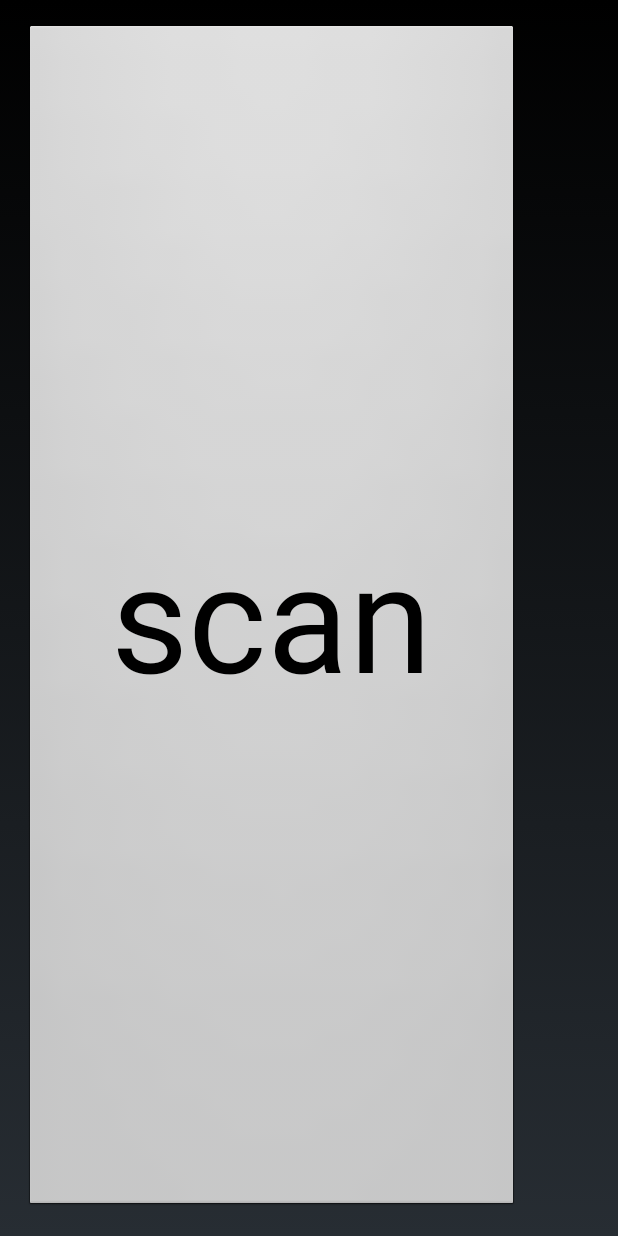
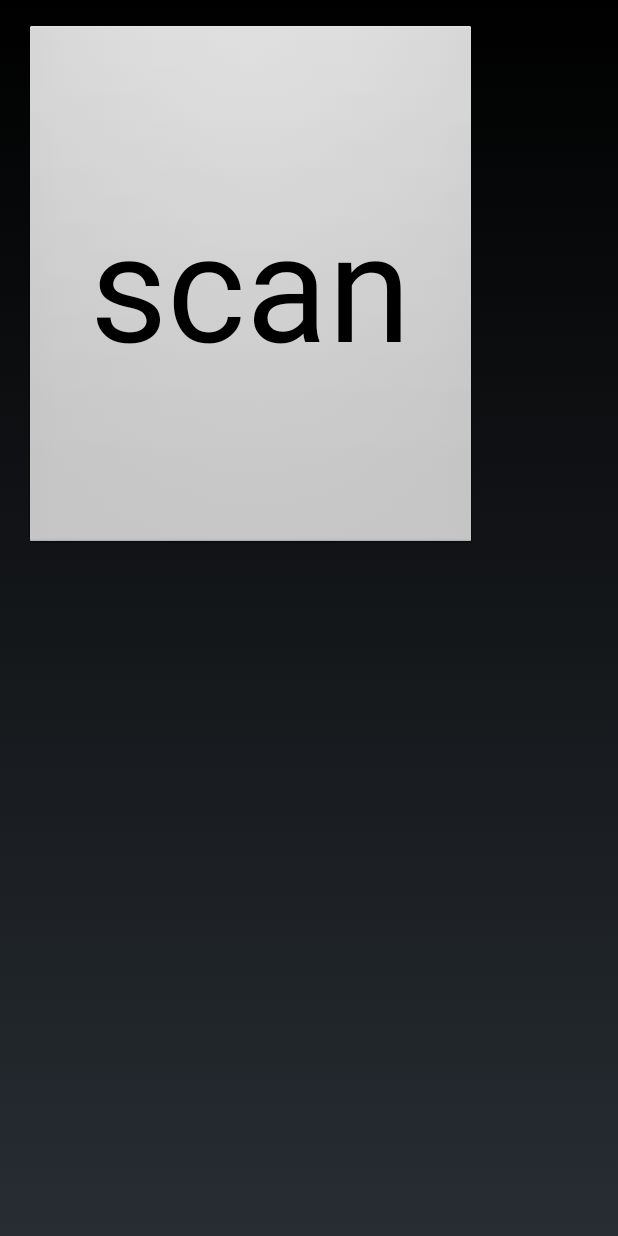
Before and after one commit to really-lazy-bone/gophr, an Android app: the screen it shows after launch (MainActivity), on a phone screen of 412 x 824 dp. Run offline under Robolectric (Android 15) with nearby library versions, the phone set to English and light mode, and no system bars; libraries missing offline, so code that uses them is left out: com.clover.sdk; 1 statement that could not run was skipped.

Commit message:
add barcode scan

```diff
--- a/android/gophr/app/src/main/java/com/gophr/gophr/MainActivity.java
+++ b/android/gophr/app/src/main/java/com/gophr/gophr/MainActivity.java
@@ -33,7 +33,10 @@ public class MainActivity extends Activity {
     private BroadcastReceiver barcodeReceiver = new BroadcastReceiver() {
         @Override
         public void onReceive(Context context, Intent intent) {
+
+            String barcode = intent.getStringExtra("Barcode");
             Intent intent1 = new Intent(MainActivity.this, SimpleListViewActivity.class);
+            intent1.putExtra("barcode",barcode);
             startActivity(intent1);
         }
     };
--- a/android/gophr/app/src/main/res/layout/activity_barcode_scanner.xml
+++ b/android/gophr/app/src/main/res/layout/activity_barcode_scanner.xml
@@ -24,22 +24,18 @@
     android:paddingRight="16dp"
     android:paddingTop="16dp"
     android:paddingBottom="16dp"
-    tools:context=".MerchantTestActivity">
+    tools:context=".MerchantTestActivity"
+    android:weightSum="1">
 
 
     <Button
-      android:layout_width="330dp"
-      android:layout_height="match_parent"
+      android:layout_width="302dp"
+      android:layout_height="153dp"
       android:text="scan"
       android:id="@+id/start"
       android:layout_gravity="left"
         android:textSize="100dp"
-        android:capitalize="words" />
-
-    <ImageView
-        android:layout_width="92dp"
-        android:layout_height="92dp"
-        android:id="@+id/imageView"
-        android:layout_gravity="right" />
+        android:capitalize="words"
+        android:layout_weight="0.31" />
 
 </LinearLayout>
--- a/android/gophr/app/src/main/res/layout/colmn_row.xml
+++ b/android/gophr/app/src/main/res/layout/colmn_row.xml
@@ -2,7 +2,8 @@
 <LinearLayout xmlns:android="http://schemas.android.com/apk/res/android"
     android:layout_width="match_parent"
     android:layout_height="match_parent"
-    android:background="@color/background_floating_material_light">
+    android:background="@color/background_floating_material_light"
+    android:isScrollContainer="true">
 
     <TextView
         android:id="@+id/quantity"
--- a/android/gophr/app/src/main/res/layout/orders.xml
+++ b/android/gophr/app/src/main/res/layout/orders.xml
@@ -3,7 +3,7 @@
     android:orientation="vertical"
     android:layout_width="fill_parent"
     android:layout_height="fill_parent"
-    android:background="@color/primary_material_light">
+    android:background="#ffffff">
 
     <ListView
         android:id="@+id/listView1"
```
Also changed, not shown: android/gophr/app/src/main/java/com/gophr/gophr/SimpleListViewActivity.java (+20 -8 lines).
